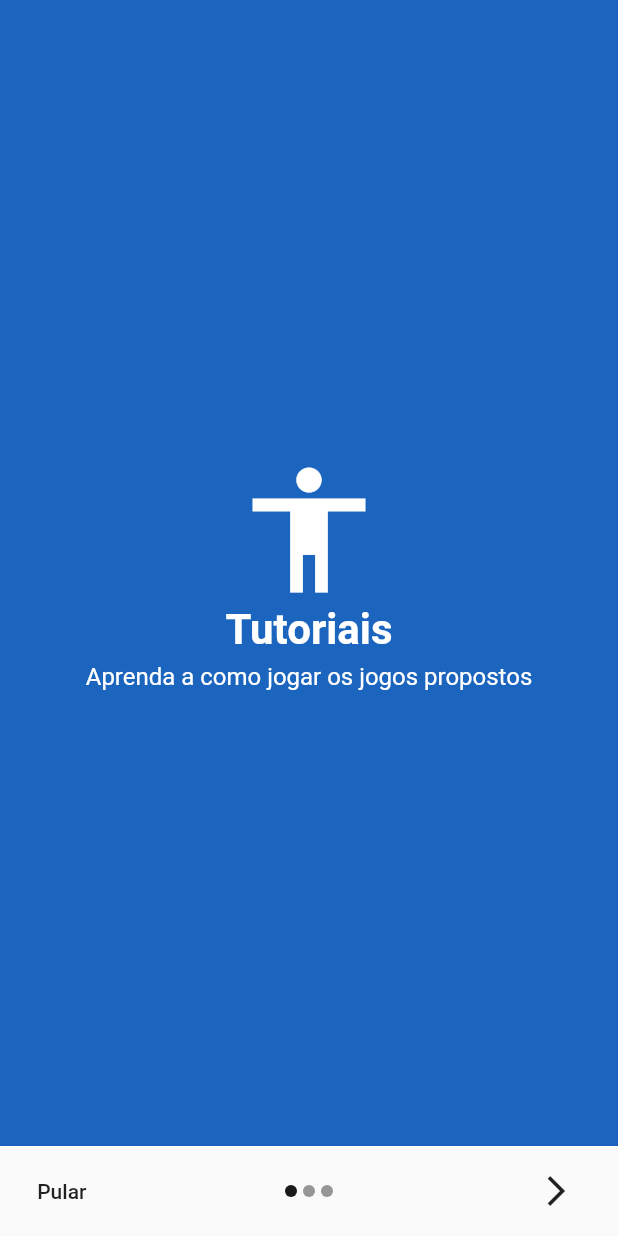
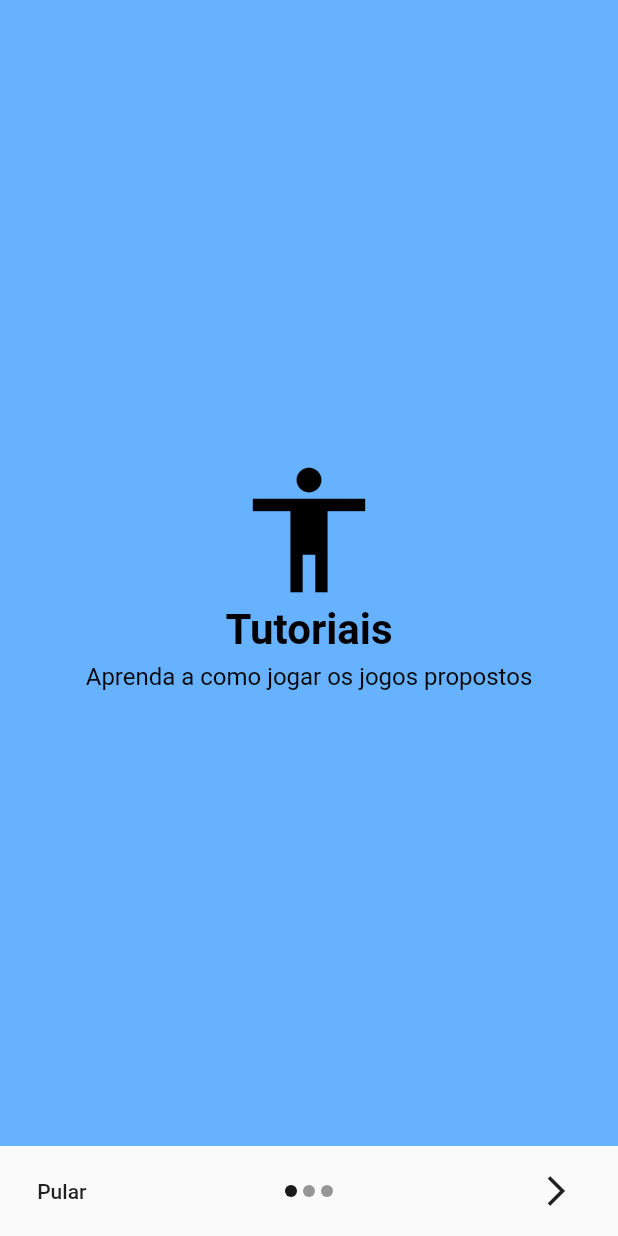
Before and after one commit to erickLage/improve, a Flutter app: the Ajuda1 screen opened by its route, on a phone screen of 412 x 824 dp. Run offline on Flutter 3.47's test engine with Material 2 defaults, Android fonts, the phone set to English and light mode, and no system bars; our stand-ins replace cloud_firestore, dynamic_theme, firebase_auth, flutter_colorpicker, flutter_tts, shared_preferences; missing offline and left inert: flame; accounts and stored records are empty.

Commit message:
Muitas coisinhas de personalizacao e erros de indentacao por parte do Lacerda corrigidos

```diff
--- a/lib/ajuda1.dart
+++ b/lib/ajuda1.dart
@@ -4,30 +4,76 @@ import 'package:improve/main.dart';
 
 class Ajuda1 extends StatefulWidget {
   final int pagina;
-  Ajuda1({this.pagina});
-  _Ajuda1State createState() => _Ajuda1State();
+  final bool isBlack;
+  Ajuda1(this.isBlack, {this.pagina});
+  _Ajuda1State createState() => _Ajuda1State(isBlack);
 }
 
 class _Ajuda1State extends State<Ajuda1> {
-  PageController pageController =
+  final bool isBlack;
+  int paginaAtual;
+  String jogo;
+  PageController pageController;
+  List<String> titulo;
+  List<dynamic> descricao;
+  List<Widget> icones;
+
+  _Ajuda1State(this.isBlack){
+    pageController =
       new PageController(initialPage: 0, viewportFraction: 1);
-  int paginaAtual = 0;
-  String jogo = '';
-  List<String> titulo = [
+    paginaAtual = 0;
+    jogo = '';
+    titulo = [
       'Tutoriais',
       'Jogo das Imagens',
       'Jogo das Interações',
     ];
-  List<String> descricao = [
+    descricao = [
+      Text(
         'Aprenda a como jogar os jogos propostos',
-    'Fácil: Marque a palavra que descreve a imagem. \nMédio: Marque a imagem de acordo com o texto. \nDifícil: Escreva o que representa a imagem.',
+        textAlign: TextAlign.center,
+        style: TextStyle(fontSize: 16, color: this.isBlack ? Colors.black : Colors.white),
+      ),
+      Column(
+        children: [
+          RichText(
+            text: TextSpan( text: 'Fácil: ', style: TextStyle(fontSize: 18, color: this.isBlack ? Colors.black : Colors.white, fontWeight: FontWeight.bold),
+              children: <TextSpan>[
+                TextSpan(text: 'Marque a palavra que descreve a imagem. \n', style: TextStyle(fontSize: 16, color: this.isBlack ? Colors.black : Colors.white)),
+              ],
+            ),
+            textAlign: TextAlign.left,
+          ),
+          RichText(
+            text: TextSpan(text: 'Médio: ', style: TextStyle(fontSize: 18, color: this.isBlack ? Colors.black : Colors.white, fontWeight: FontWeight.bold),
+              children: <TextSpan>[
+                TextSpan(text: 'Marque a imagem de acordo com o texto. \n', style: TextStyle(fontSize: 16, color: this.isBlack ? Colors.black : Colors.white)),
+              ],
+            ),
+            textAlign: TextAlign.left,
+          ),
+          RichText(
+            text: TextSpan(text: 'Difícil: ', style: TextStyle(fontSize: 18, color: this.isBlack ? Colors.black : Colors.white, fontWeight: FontWeight.bold),
+              children: <TextSpan>[
+                TextSpan(text: 'Escreva o que representa a imagem.', style: TextStyle(fontSize: 16, color: this.isBlack ? Colors.black : Colors.white)),
+              ],
+            ),
+            textAlign: TextAlign.left,
+          ),
+        ],
+      ),
+      Text(
         'Combine objetos para completar tarefas',
+        textAlign: TextAlign.center,
+        style: TextStyle(fontSize: 16, color: this.isBlack ? Colors.black : Colors.white),
+      ),
     ];
-  List<Widget> icones = [
-    Icon(Icons.accessibility, size: 100, color: Colors.white),
-    Icon(Icons.collections_outlined, size: 100, color: Colors.white),
-    Icon(Icons.gamepad, size: 100, color: Colors.white),
+    icones = [
+      Icon(Icons.accessibility, size: 100, color: this.isBlack ? Colors.black : Colors.white),
+      Icon(Icons.collections_outlined, size: 100, color: this.isBlack ? Colors.black : Colors.white),
+      Icon(Icons.gamepad, size: 100, color: this.isBlack ? Colors.black : Colors.white),
     ];
+  }
 
   @override
   void didChangeDependencies() {
@@ -41,7 +87,9 @@ class _Ajuda1State extends State<Ajuda1> {
       return Scaffold(
         body: SafeArea(
           child: Container(
-            color: randomColor(),
+            height: MediaQuery.of(context).size.height,
+            width: MediaQuery.of(context).size.width,
+            color: Theme.of(context).primaryColor,
             child: Stack(
               children: [
                 Column(
@@ -53,17 +101,14 @@ class _Ajuda1State extends State<Ajuda1> {
                       style: TextStyle(
                         fontSize: 28,
                         fontWeight: FontWeight.bold,
-                        color: Colors.white
+                        color: this.isBlack ? Colors.black : Colors.white
                       ),
+                      textAlign: TextAlign.left,
                     ),
                     SizedBox(height: 5),
                     Padding(
-                      padding: EdgeInsets.symmetric(horizontal: 30.0),
-                      child: Text(
-                        descricao[widget.pagina],
-                        textAlign: TextAlign.center,
-                        style: TextStyle(fontSize: 16, color: Colors.white),
-                      ),
+                      padding: EdgeInsets.symmetric(horizontal: 20.0),
+                      child: descricao[widget.pagina],
                     )
                   ]
                 ),
@@ -76,8 +121,8 @@ class _Ajuda1State extends State<Ajuda1> {
                     },
                     child: Row(
                       children: [
-                        Icon(Icons.chevron_left, size: 30, color: Colors.white,),
-                        Text('Voltar', style: TextStyle(fontSize: 16,color: Colors.white),),
+                        Icon(Icons.chevron_left, size: 30, color: this.isBlack ? Colors.black : Colors.white,),
+                        Text('Voltar', style: TextStyle(fontSize: 16,color: this.isBlack ? Colors.black : Colors.white),),
                       ],
                     )
                   )
@@ -103,7 +148,7 @@ class _Ajuda1State extends State<Ajuda1> {
                 },
                 itemBuilder: (context, index) {
                   return Container(
-                    color: randomColor(),
+                    color: Theme.of(context).primaryColor,
                     child: Column(
                         mainAxisAlignment: MainAxisAlignment.center,
                         children: [
@@ -113,16 +158,12 @@ class _Ajuda1State extends State<Ajuda1> {
                             style: TextStyle(
                                 fontSize: 28,
                                 fontWeight: FontWeight.bold,
-                                color: Colors.white),
+                                color: this.isBlack ? Colors.black : Colors.white),
                           ),
                           SizedBox(height: 5),
                           Padding(
                             padding: EdgeInsets.symmetric(horizontal: 30.0),
-                            child: Text(
-                              descricao[index],
-                              textAlign: TextAlign.center,
-                              style: TextStyle(fontSize: 16, color: Colors.white),
-                            ),
+                            child: descricao[index],
                           )
                         ]),
                   );
--- a/lib/jogo1.dart
+++ b/lib/jogo1.dart
@@ -1,7 +1,5 @@
 import 'dart:math';
-
 import 'package:flutter/material.dart';
-import 'package:flutter/services.dart';
 
 class Jogo1Menu extends StatefulWidget {
   @override
--- a/lib/personaliza.dart
+++ b/lib/personaliza.dart
@@ -16,6 +16,7 @@ class _PersonalizaState extends State<Personaliza> {
   @override
   void didChangeDependencies() {
     selectedColor = Theme.of(context).primaryColor;
+    accentColor = Theme.of(context).accentColor;
     isTextBlack = (selectedColor.red + selectedColor.green + selectedColor.blue) > 382.5 || (selectedColor.green > selectedColor.red + selectedColor.blue && selectedColor.green > 170);
     super.didChangeDependencies();
   }
@@ -29,7 +30,7 @@ class _PersonalizaState extends State<Personaliza> {
           padding: EdgeInsets.all(0),
           child: Container(
             width: 74,
-            child: Icon(Icons.chevron_left, size: 30, color: Colors.white,),
+            child: Icon(Icons.chevron_left, size: 30, color: isTextBlack ? Colors.black : Colors.white,),
           ),
           onPressed: (){
             Navigator.pop(context);
--- a/lib/pontuacao.dart
+++ b/lib/pontuacao.dart
@@ -27,7 +27,7 @@ class _PontuacaoState extends State<Pontuacao> {
           bottom: TabBar(
             tabs: [
               Tab(text: 'Jogo das imagens'),
-              Tab(text: 'Ache o chefinho'),
+              Tab(text: 'Jogo das iterações'),
             ],
           ),
         ),
--- a/pubspec.yaml
+++ b/pubspec.yaml
@@ -53,6 +53,7 @@ flutter:
   assets:
       - src/assets/
       - src/jogoImagens/
+      - src/jogoIteracoes/
   # The following line ensures that the Material Icons font is
   # included with your application, so that you can use the icons in
   # the material Icons class.
```
Also changed, not shown: lib/ajuda.dart (+25 -15 lines), lib/jogo0.dart (+8 -8 lines), lib/main.dart (+6 -2 lines), lib/menu.dart (+19 -46 lines), src/jogoImagens/jogo_das_imagens.png (added), src/jogoIteracoes/jogo_das_iteracoes.jpg (added). Lines whose indentation alone changed are shown as unchanged.
